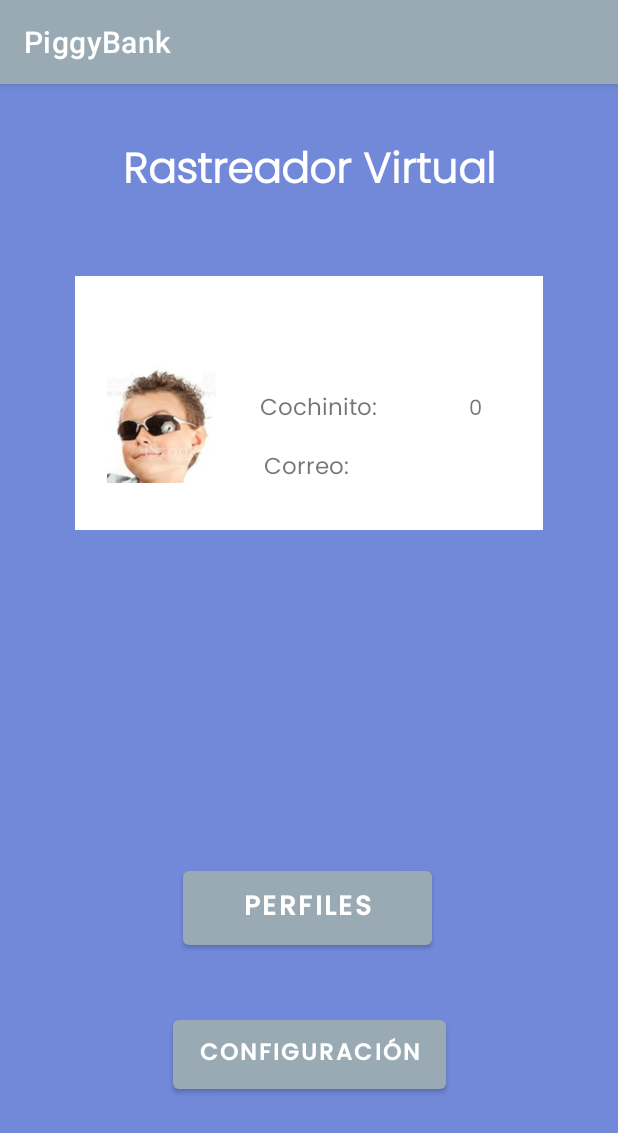
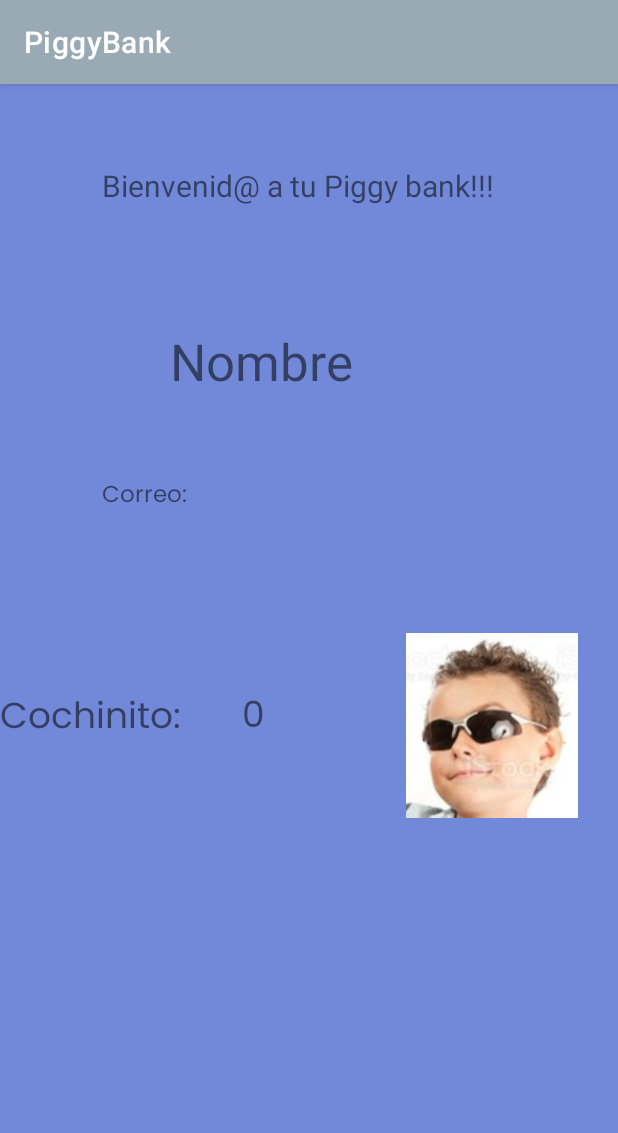
Before and after one commit to itsmonicalara/PiggyBankV2, an Android app: the fragment FirstFragment placed in its activity, on a phone screen of 412 x 824 dp. Shown: the top 1133 px of the screen. Run offline under Robolectric (Android 15) with nearby library versions, the phone set to English and light mode, and no system bars; our stand-ins replace Firebase (no records; nobody signed in at launch, a user with empty details on screens opened directly); Roboto replaces fonts that are not available here.

Commit message:
se añaden fotos

```diff
--- a/app/src/main/java/edu/itesm/piggybank/FirstFragment.kt
+++ b/app/src/main/java/edu/itesm/piggybank/FirstFragment.kt
@@ -19,7 +19,9 @@ import com.google.firebase.firestore.ktx.firestore
 import com.google.firebase.ktx.Firebase
 import kotlinx.android.synthetic.main.fragment_first.*
 import androidx.appcompat.widget.Toolbar;
+import com.bumptech.glide.Glide
 import com.google.firebase.auth.ktx.auth
+import kotlinx.android.synthetic.main.fragment_editar_perfil.*
 import kotlinx.android.synthetic.main.fragment_olvide_contrasena.*
 import kotlinx.android.synthetic.main.fragment_piggy.*
 import kotlinx.android.synthetic.main.fragment_piggy.iniciar_boton
@@ -83,12 +85,7 @@ class FirstFragment : Fragment() {
             }
             true
         }
-        perfiles_boton.setOnClickListener {
-            view?.findNavController()?.navigate(R.id.action_firstFragment_to_perfilesFragment)
-        }
-        config_boton.setOnClickListener {
-            view?.findNavController()?.navigate(R.id.action_firstFragment_to_settingsFragment)
-        }
+
     }
 
     fun cerrarSesion(){
@@ -111,6 +108,10 @@ class FirstFragment : Fragment() {
                             nombrePerfilInicio.text = document.get("nombre") as CharSequence?
                             correo_text.text = document.get("correo") as CharSequence?
                             dinero_text.text = "$"+document.get("cochinito").toString()
+                            val fotoRegreso = document.get("fotoPerfil")
+                            Glide.with(this)
+                                .load(fotoRegreso)
+                                .into(aldo_image)
                         }
                     }
                 }
--- a/app/src/main/res/layout/fragment_first.xml
+++ b/app/src/main/res/layout/fragment_first.xml
@@ -14,135 +14,97 @@
             android:layout_width="match_parent"
             android:layout_height="match_parent">
 
-            <ImageView
-                android:id="@+id/imageView5"
-                android:layout_width="312dp"
-                android:layout_height="169dp"
-                android:layout_marginTop="128dp"
-                android:background="@color/white"
-                app:layout_constraintEnd_toEndOf="parent"
-                app:layout_constraintStart_toStartOf="parent"
-                app:layout_constraintTop_toTopOf="parent"
-                tools:src="@color/white" />
-
-            <TextView
-                android:id="@+id/rastreador_text"
-                android:layout_width="wrap_content"
-                android:layout_height="wrap_content"
-                android:layout_marginStart="82dp"
-                android:layout_marginEnd="83dp"
-                android:fontFamily="@font/poppins_light"
-                android:text="Rastreador Virtual"
-                android:textColor="#FFFFFF"
-                android:textSize="28sp"
-                android:textStyle="bold"
-                app:layout_constraintBottom_toBottomOf="parent"
-                app:layout_constraintEnd_toEndOf="parent"
-                app:layout_constraintHorizontal_bias="0.0"
-                app:layout_constraintStart_toStartOf="parent"
-                app:layout_constraintTop_toTopOf="parent"
-                app:layout_constraintVertical_bias="0.05" />
-
             <TextView
                 android:id="@+id/ahorros_text"
                 android:layout_width="wrap_content"
                 android:layout_height="wrap_content"
-                android:layout_marginTop="76dp"
                 android:fontFamily="@font/poppins"
                 android:text="Cochinito: "
-                android:textSize="15sp"
-                app:layout_constraintEnd_toEndOf="@+id/imageView5"
-                app:layout_constraintHorizontal_bias="0.186"
-                app:layout_constraintStart_toEndOf="@+id/aldo_image"
-                app:layout_constraintTop_toTopOf="@+id/imageView5" />
-
-            <Button
-                android:id="@+id/perfiles_boton"
-                android:layout_width="166dp"
-                android:layout_height="61dp"
-                android:layout_marginBottom="188dp"
-                android:fontFamily="@font/poppins_medium"
-                android:text="Perfiles"
-                android:textSize="18sp"
-                android:textStyle="bold"
+                android:textSize="24sp"
                 app:layout_constraintBottom_toBottomOf="parent"
-                app:layout_constraintEnd_toEndOf="parent"
-                app:layout_constraintHorizontal_bias="0.497"
-                app:layout_constraintStart_toStartOf="parent" />
+                app:layout_constraintStart_toStartOf="parent"
+                app:layout_constraintTop_toTopOf="parent"
+                app:layout_constraintVertical_bias="0.554" />
 
             <ImageView
                 android:id="@+id/aldo_image"
-                android:layout_width="83dp"
-                android:layout_height="78dp"
-                android:layout_marginTop="60dp"
+                android:layout_width="124dp"
+                android:layout_height="123dp"
+                android:layout_marginStart="244dp"
                 android:src="@drawable/boy1_"
-                app:layout_constraintEnd_toEndOf="@+id/imageView5"
-                app:layout_constraintHorizontal_bias="0.069"
-                app:layout_constraintStart_toStartOf="@+id/imageView5"
-                app:layout_constraintTop_toTopOf="@+id/imageView5" />
-
-            <Button
-                android:id="@+id/config_boton"
-                android:layout_width="182dp"
-                android:layout_height="58dp"
-                android:layout_marginBottom="92dp"
-                android:fontFamily="@font/poppins_medium"
-                android:text="CONFIGURACIÓN"
-                android:textAlignment="center"
-                android:textSize="15sp"
-                android:textStyle="bold"
                 app:layout_constraintBottom_toBottomOf="parent"
                 app:layout_constraintEnd_toEndOf="parent"
-                app:layout_constraintStart_toStartOf="parent" />
+                app:layout_constraintStart_toStartOf="@+id/ahorros_text"
+                app:layout_constraintTop_toTopOf="parent"
+                app:layout_constraintVertical_bias="0.568" />
 
             <TextView
                 android:id="@+id/dinero_text"
                 android:layout_width="wrap_content"
                 android:layout_height="wrap_content"
-                android:layout_marginBottom="68dp"
+                android:layout_marginEnd="208dp"
                 android:fontFamily="@font/poppins"
                 android:text="0"
-                app:layout_constraintBottom_toBottomOf="@+id/imageView5"
-                app:layout_constraintEnd_toEndOf="@+id/imageView5"
-                app:layout_constraintHorizontal_bias="0.585"
-                app:layout_constraintStart_toEndOf="@+id/ahorros_text" />
+                android:textSize="24sp"
+                app:layout_constraintBottom_toBottomOf="parent"
+                app:layout_constraintEnd_toEndOf="parent"
+                app:layout_constraintHorizontal_bias="0.55"
+                app:layout_constraintStart_toEndOf="@+id/ahorros_text"
+                app:layout_constraintTop_toTopOf="parent"
+                app:layout_constraintVertical_bias="0.553" />
 
             <TextView
                 android:id="@+id/textView20"
                 android:layout_width="wrap_content"
                 android:layout_height="wrap_content"
-                android:layout_marginBottom="28dp"
+                android:layout_marginStart="68dp"
                 android:fontFamily="@font/poppins"
                 android:text="Correo: "
                 android:textSize="15sp"
-                app:layout_constraintBottom_toBottomOf="@+id/imageView5"
-                app:layout_constraintEnd_toEndOf="@+id/imageView5"
-                app:layout_constraintHorizontal_bias="0.177"
-                app:layout_constraintStart_toEndOf="@+id/aldo_image" />
+                app:layout_constraintBottom_toBottomOf="parent"
+                app:layout_constraintEnd_toStartOf="@+id/correo_text"
+                app:layout_constraintHorizontal_bias="0.0"
+                app:layout_constraintStart_toStartOf="parent"
+                app:layout_constraintTop_toTopOf="parent"
+                app:layout_constraintVertical_bias="0.353" />
 
             <TextView
                 android:id="@+id/correo_text"
-                android:layout_width="98dp"
-                android:layout_height="20dp"
-                android:layout_marginBottom="28dp"
+                android:layout_width="208dp"
+                android:layout_height="23dp"
                 android:fontFamily="@font/poppins"
                 android:textAlignment="textStart"
-                app:layout_constraintBottom_toBottomOf="@+id/imageView5"
-                app:layout_constraintEnd_toEndOf="@+id/imageView5"
-                app:layout_constraintHorizontal_bias="0.703"
-                app:layout_constraintStart_toEndOf="@+id/textView20" />
+                app:layout_constraintBottom_toBottomOf="parent"
+                app:layout_constraintEnd_toEndOf="parent"
+                app:layout_constraintHorizontal_bias="0.738"
+                app:layout_constraintStart_toStartOf="parent"
+                app:layout_constraintTop_toTopOf="parent"
+                app:layout_constraintVertical_bias="0.351" />
 
             <TextView
                 android:id="@+id/nombrePerfilInicio"
-                android:layout_width="171dp"
-                android:layout_height="28dp"
-                app:layout_constraintBottom_toBottomOf="@+id/imageView5"
-                app:layout_constraintEnd_toEndOf="@+id/imageView5"
-                app:layout_constraintHorizontal_bias="0.496"
-                app:layout_constraintStart_toStartOf="@+id/imageView5"
-                app:layout_constraintTop_toTopOf="@+id/imageView5"
-                app:layout_constraintVertical_bias="0.085" />
+                android:layout_width="201dp"
+                android:layout_height="50dp"
+                android:text="Nombre"
+                android:textSize="34sp"
+                app:layout_constraintBottom_toBottomOf="parent"
+                app:layout_constraintEnd_toEndOf="parent"
+                app:layout_constraintHorizontal_bias="0.538"
+                app:layout_constraintStart_toStartOf="parent"
+                app:layout_constraintTop_toTopOf="parent"
+                app:layout_constraintVertical_bias="0.226" />
 
+            <TextView
+                android:id="@+id/textView24"
+                android:layout_width="276dp"
+                android:layout_height="57dp"
+                android:text="Bienvenid@ a tu Piggy bank!!!"
+                android:textSize="20sp"
+                app:layout_constraintBottom_toBottomOf="parent"
+                app:layout_constraintEnd_toEndOf="parent"
+                app:layout_constraintStart_toStartOf="parent"
+                app:layout_constraintTop_toTopOf="parent"
+                app:layout_constraintVertical_bias="0.076" />
 
 
         </androidx.constraintlayout.widget.ConstraintLayout>
--- a/app/src/main/res/layout/fragment_login.xml
+++ b/app/src/main/res/layout/fragment_login.xml
@@ -10,7 +10,7 @@
         android:id="@+id/constrain"
         android:layout_width="match_parent"
         android:layout_height="match_parent"
-        android:background="#0000">
+        android:background="#7289DA">
 
 
         <Button
@@ -18,7 +18,7 @@
             android:layout_width="wrap_content"
             android:layout_height="wrap_content"
             android:layout_marginTop="25dp"
-            android:backgroundTint="#7289DA"
+            android:backgroundTint="#000000"
             android:text="Iniciar sesión"
             app:layout_constraintBottom_toBottomOf="parent"
             app:layout_constraintEnd_toEndOf="parent"
```
